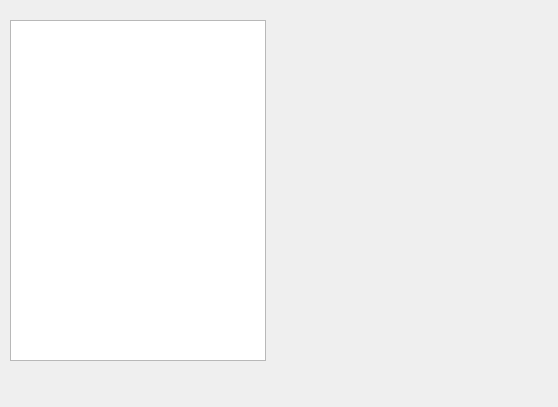
Old version of the form server_config.ui in the repository LizardLiang/Open_Server.
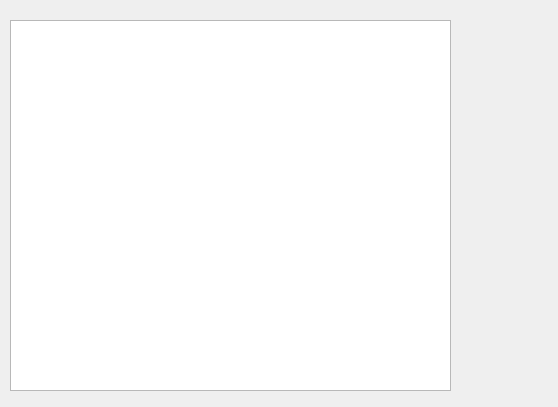
New version of the form.

Commit message: 新增一個可以看CONFIG的頁面

```diff
--- a/server_config.ui
+++ b/server_config.ui
@@ -13,13 +13,13 @@
   <property name="windowTitle">
    <string>Dialog</string>
   </property>
-  <widget class="QListView" name="listView">
+  <widget class="QPlainTextEdit" name="plainTextEdit">
    <property name="geometry">
     <rect>
      <x>10</x>
      <y>20</y>
-     <width>256</width>
-     <height>341</height>
+     <width>441</width>
+     <height>371</height>
     </rect>
    </property>
   </widget>
```
The commit also changes 6 other files.
